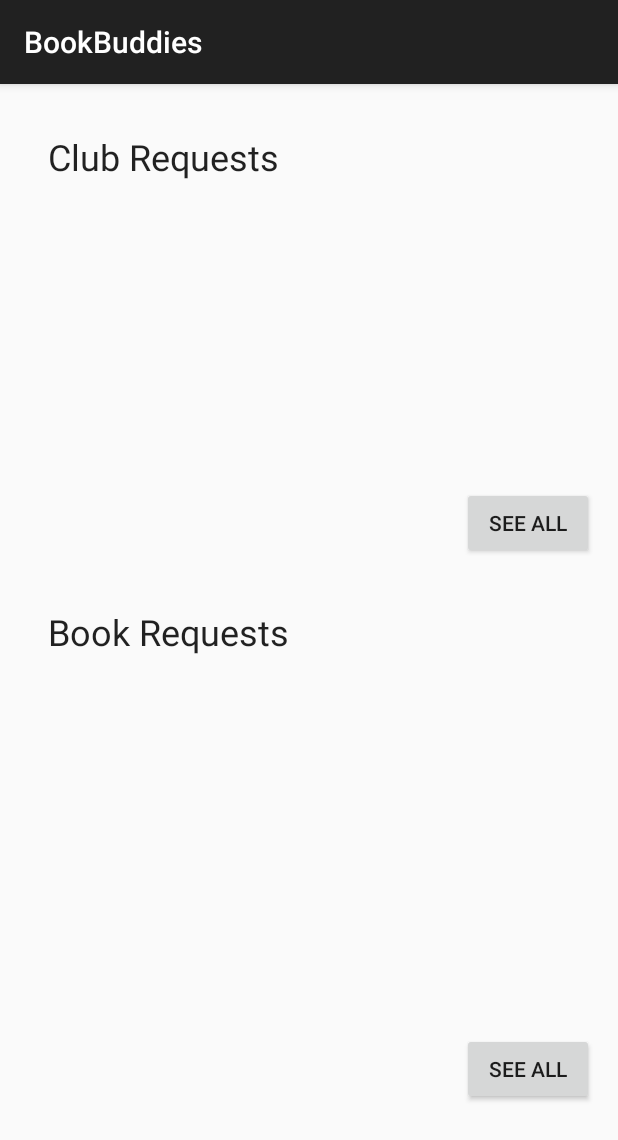
After one commit to cmput301w19t12/BookBuddies, an Android app: the MyNotificationsActivity screen opened directly, with no data from a screen before it, on a phone screen of 412 x 824 dp. The commit adds this screen. Shown: the top 1140 px of the screen. Run offline under Robolectric (Android 15) with nearby library versions, the phone set to English and light mode, and no system bars; our stand-ins replace Firebase (no records; nobody signed in at launch, a user with empty details on screens opened directly); 2 statements that could not run were skipped.

Commit message:
Request Join Club | Notifications Page

```diff
--- a/app/build.gradle
+++ b/app/build.gradle
@@ -22,6 +22,10 @@ android {
 
 dependencies {
     implementation fileTree(dir: 'libs', include: ['*.jar'])
+    implementation 'com.google.firebase:firebase-iid:17.1.1'
+    implementation 'com.google.firebase:firebase-messaging:17.5.0'
+    implementation 'com.google.firebase:firebase-ml-vision:19.0.3'
+    implementation 'com.google.firebase:firebase-ml-common:17.0.0'
     implementation 'com.android.support:appcompat-v7:28.0.0'
     implementation 'com.android.support:design:28.0.0'
     implementation 'com.android.support.constraint:constraint-layout:1.1.3'
@@ -32,6 +36,7 @@ dependencies {
     implementation 'com.google.firebase:firebase-storage:16.1.0'
     implementation 'com.firebaseui:firebase-ui-storage:3.3.0'
     implementation 'com.google.firebase:firebase-ml-vision:19.0.2'
+    implementation 'com.google.firebase:firebase-messaging:17.5.0'
     testImplementation 'junit:junit:4.12'
     androidTestImplementation 'com.android.support.test:runner:1.0.2'
     androidTestImplementation 'com.android.support.test.espresso:espresso-core:3.0.2'
--- a/app/src/main/java/com/cmput301w19t12/bookbuddies/MainActivity.java
+++ b/app/src/main/java/com/cmput301w19t12/bookbuddies/MainActivity.java
@@ -29,6 +29,7 @@ import android.widget.TableLayout;
 import android.widget.TextView;
 import android.widget.Toast;
 
+import com.cmput301w19t12.bookbuddies.Notification.MyNotificationsActivity;
 import com.google.firebase.FirebaseApp;
 import com.google.firebase.auth.FirebaseAuth;
 import com.google.firebase.auth.FirebaseUser;
@@ -163,7 +164,10 @@ public class MainActivity extends AppCompatActivity implements ClubFragment.OnFr
                 Intent intent = new Intent(this, LivePreviewActivity.class);
                 startActivityForResult(intent,1);
                 return true;
-
+            case R.id.action_Notifications:
+                Intent notificationIntent = new Intent(this, MyNotificationsActivity.class);
+                startActivity(notificationIntent);
+                break;
 
             default:
                 return super.onOptionsItemSelected(item);
--- a/app/src/main/java/com/cmput301w19t12/bookbuddies/Notification/BookTransactionNotification.java
+++ b/app/src/main/java/com/cmput301w19t12/bookbuddies/Notification/BookTransactionNotification.java
@@ -3,6 +3,10 @@ package com.cmput301w19t12.bookbuddies.Notification;
 import android.support.annotation.NonNull;
 
 public class BookTransactionNotification extends Notification {
+
+    public BookTransactionNotification(String notifiedUsername, String notifiedByUsername) {
+        super(notifiedUsername, notifiedByUsername);
+    }
 
     @NonNull
     @Override
--- /dev/null
+++ b/app/src/main/java/com/cmput301w19t12/bookbuddies/Notification/MyNotificationsActivity.java
@@ -0,0 +1,94 @@
+package com.cmput301w19t12.bookbuddies.Notification;
+
+import android.content.Context;
+import android.support.annotation.NonNull;
+import android.support.v7.app.AppCompatActivity;
+import android.os.Bundle;
+import android.util.Log;
+import android.view.View;
+import android.widget.AdapterView;
+import android.widget.ArrayAdapter;
+import android.widget.ListView;
+
+import com.cmput301w19t12.bookbuddies.R;
+import com.cmput301w19t12.bookbuddies.User;
+import com.google.firebase.auth.FirebaseAuth;
+import com.google.firebase.database.DataSnapshot;
+import com.google.firebase.database.DatabaseError;
+import com.google.firebase.database.DatabaseReference;
+import com.google.firebase.database.FirebaseDatabase;
+import com.google.firebase.database.ValueEventListener;
+
+import java.util.ArrayList;
+
+public class MyNotificationsActivity extends AppCompatActivity {
+
+    private ArrayList<String> clubNotifications;
+    private Context context;
+    private ListView clubNotifList;
+    private User currentUser;
+
+    @Override
+    protected void onCreate(Bundle savedInstanceState) {
+        super.onCreate(savedInstanceState);
+        setContentView(R.layout.activity_my_notifications);
+        clubNotifications = new ArrayList<String>();
+        context = this;
+        clubNotifList = (ListView) findViewById(R.id.clubRequestListView);
+        getCurrentUser();
+    }
+
+    private void getCurrentUser() {
+        final String UserID = FirebaseAuth.getInstance().getUid();
+        DatabaseReference userRef = FirebaseDatabase.getInstance().getReference().child("Users");
+        userRef.addValueEventListener(new ValueEventListener() {
+            @Override
+            public void onDataChange(@NonNull DataSnapshot dataSnapshot) {
+                for (DataSnapshot snapshot : dataSnapshot.getChildren()) {
+                    if (snapshot.getKey().equals(UserID)) {
+                        currentUser = snapshot.getValue(User.class);
+                    }
+                }
+                addClubNotifications();
+            }
+
+            @Override
+            public void onCancelled(@NonNull DatabaseError databaseError) {
+
+            }
+        });
+    }
+
+    private void addClubNotifications() {
+        clubNotifications.clear();
+        DatabaseReference ref = FirebaseDatabase.getInstance().getReference("Notification").child("Club Requests").child(currentUser.getUsername());
+        ref.addValueEventListener(new ValueEventListener() {
+            @Override
+            public void onDataChange(@NonNull DataSnapshot dataSnapshot) {
+                for (DataSnapshot snapshot : dataSnapshot.getChildren()) {
+                    ClubRequestNotification notification = snapshot.getValue(ClubRequestNotification.class);
+                    String notifString = notification.getClubName()+"\n"+notification.toString();
+                    clubNotifications.add(notifString);
+                }
+                ArrayAdapter<String> adapter = new ArrayAdapter<String>(context, android.R.layout.simple_list_item_1, clubNotifications);
+                clubNotifList.setAdapter(adapter);
+                configureListView();
+            }
+
+
+            @Override
+            public void onCancelled(@NonNull DatabaseError databaseError) {
+
+            }
+        });
+    }
+
+    private void configureListView() {
+        clubNotifList.setOnItemClickListener(new AdapterView.OnItemClickListener() {
+            @Override
+            public void onItemClick(AdapterView<?> parent, View view, int position, long id) {
+                //TODO: Make alert dialog to add user to group
+            }
+        });
+    }
+}
--- /dev/null
+++ b/app/src/main/res/layout/activity_my_notifications.xml
@@ -0,0 +1,82 @@
+<?xml version="1.0" encoding="utf-8"?>
+<android.support.constraint.ConstraintLayout xmlns:android="http://schemas.android.com/apk/res/android"
+    xmlns:app="http://schemas.android.com/apk/res-auto"
+    xmlns:tools="http://schemas.android.com/tools"
+    android:layout_width="match_parent"
+    android:layout_height="match_parent"
+    tools:context=".Notification.MyNotificationsActivity">
+
+    <TextView
+        android:id="@+id/clubNotifTitle"
+        android:layout_width="wrap_content"
+        android:layout_height="wrap_content"
+        android:layout_marginStart="32dp"
+        android:layout_marginTop="32dp"
+        android:text="@string/clubNotifTitle"
+        android:textAppearance="@style/TextAppearance.AppCompat.Headline"
+        app:layout_constraintStart_toStartOf="parent"
+        app:layout_constraintTop_toTopOf="parent" />
+
+    <LinearLayout
+        android:id="@+id/linearLayout"
+        android:layout_width="match_parent"
+        android:layout_height="180dp"
+        android:layout_marginTop="8dp"
+        android:orientation="vertical"
+        app:layout_constraintTop_toBottomOf="@+id/clubNotifTitle"
+        tools:layout_editor_absoluteX="16dp">
+
+        <ListView
+            android:id="@+id/clubRequestListView"
+            android:layout_width="match_parent"
+            android:layout_height="match_parent" />
+    </LinearLayout>
+
+    <TextView
+        android:id="@+id/textView3"
+        android:layout_width="wrap_content"
+        android:layout_height="wrap_content"
+        android:layout_marginStart="32dp"
+        android:layout_marginTop="32dp"
+        android:text="@string/bookRequestTitle"
+        android:textAppearance="@style/TextAppearance.AppCompat.Headline"
+        app:layout_constraintStart_toStartOf="parent"
+        app:layout_constraintTop_toBottomOf="@+id/seeAllClubRequestButton" />
+
+    <LinearLayout
+        android:id="@+id/linearLayout2"
+        android:layout_width="match_parent"
+        android:layout_height="180dp"
+        android:layout_marginTop="8dp"
+        android:orientation="vertical"
+        app:layout_constraintTop_toBottomOf="@+id/textView3"
+        tools:layout_editor_absoluteX="16dp">
+
+        <ListView
+            android:id="@+id/bookRequestListView"
+            android:layout_width="match_parent"
+            android:layout_height="match_parent" />
+    </LinearLayout>
+
+    <Button
+        android:id="@+id/seeAllClubRequestButton"
+        android:layout_width="wrap_content"
+        android:layout_height="wrap_content"
+        android:layout_marginTop="16dp"
+        android:layout_marginEnd="16dp"
+        android:text="@string/seeAll"
+        app:layout_constraintEnd_toEndOf="parent"
+        app:layout_constraintTop_toBottomOf="@+id/linearLayout" />
+
+    <Button
+        android:id="@+id/seeAllBookRequestsButton"
+        android:layout_width="wrap_content"
+        android:layout_height="wrap_content"
+        android:layout_marginEnd="16dp"
+        android:layout_marginBottom="24dp"
+        android:text="@string/seeAll"
+        app:layout_constraintBottom_toBottomOf="parent"
+        app:layout_constraintEnd_toEndOf="parent"
+        app:layout_constraintTop_toBottomOf="@+id/linearLayout2" />
+
+</android.support.constraint.ConstraintLayout>
--- a/app/src/main/res/menu/menu_main.xml
+++ b/app/src/main/res/menu/menu_main.xml
@@ -24,4 +24,7 @@
     <item
         android:id="@+id/action_view_detailed"
         android:title="@string/detailedListMenuItem" />
+    <item
+        android:id="@+id/action_Notifications"
+        android:title="@string/notifications" />
 </menu>
--- a/app/src/main/res/values/strings.xml
+++ b/app/src/main/res/values/strings.xml
@@ -38,5 +38,8 @@
     <string name="scanTest">Scan</string>
     <string name="seeRequestButton">See Requests</string>
     <string name="RequestButton">Request Book</string>
+    <string name="clubNotifTitle">Club Requests</string>
+    <string name="bookRequestTitle">Book Requests</string>
+    <string name="notifications">Notifications</string>
 
 </resources>
```
Also changed, not shown: app/src/main/AndroidManifest.xml (+19 -10 lines), app/src/main/java/com/cmput301w19t12/bookbuddies/ClubDetailsActivity.java (+18 -4 lines), app/src/main/java/com/cmput301w19t12/bookbuddies/Notification/ClubRequestNotification.java (+20 -1 lines), app/src/main/java/com/cmput301w19t12/bookbuddies/Notification/Notification.java (+11 -0 lines), app/src/main/java/com/cmput301w19t12/bookbuddies/notifications/MyFirebaseIdService.java (added, +68 -0 lines).
